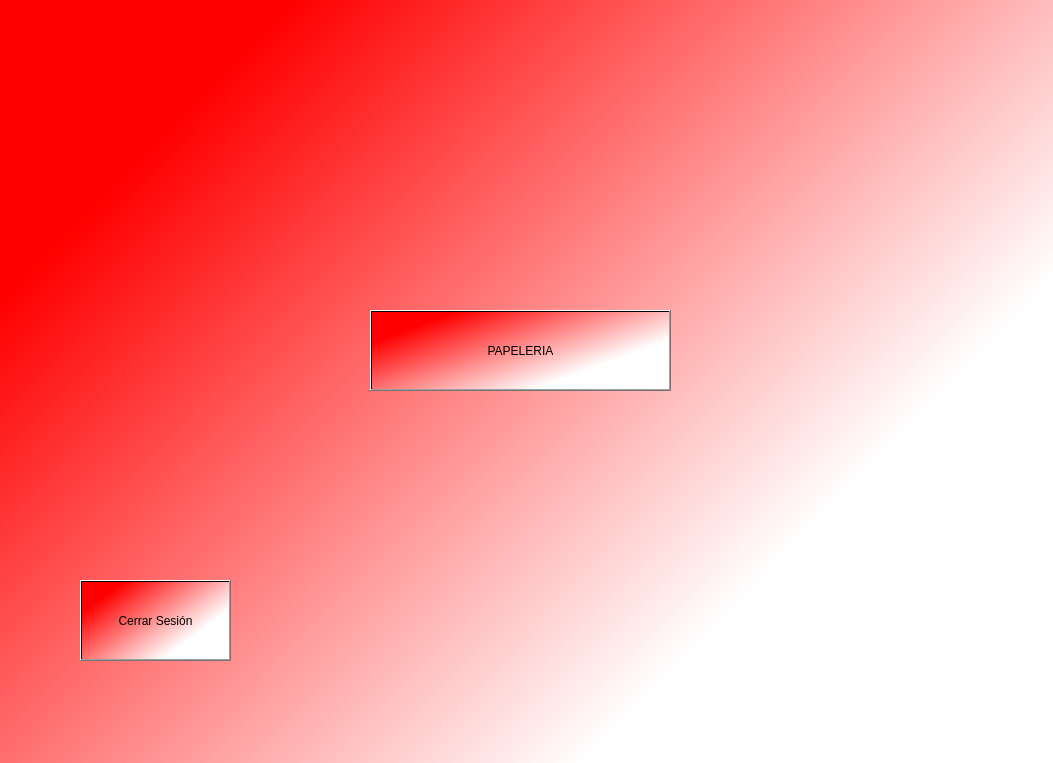
First picture: the form in gui/ventana_seleccionar.ui, repository SamuelOUS/GestionU, before the edit.
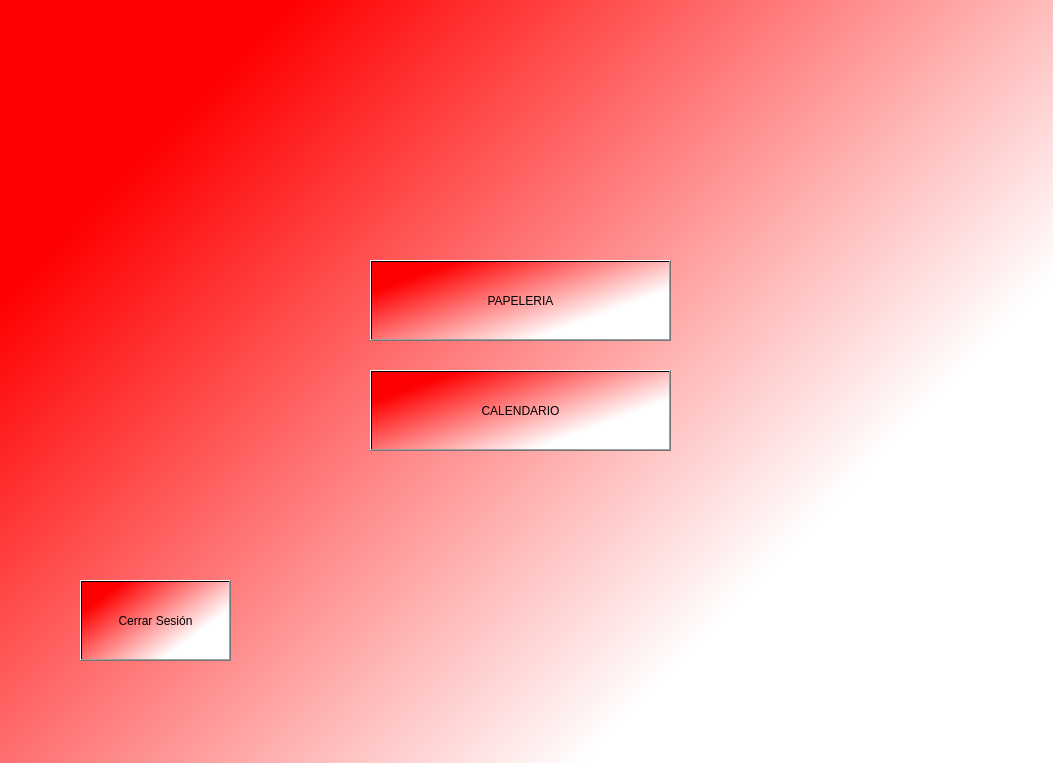
Second picture: the form after the edit.

Commit message: Nueva ventana calendario

```diff
--- a/gui/ventana_seleccionar.ui
+++ b/gui/ventana_seleccionar.ui
@@ -20,7 +20,7 @@
    <property name="geometry">
     <rect>
      <x>370</x>
-     <y>310</y>
+     <y>260</y>
      <width>301</width>
      <height>81</height>
     </rect>
@@ -42,6 +42,19 @@
     <string>Cerrar Sesión</string>
    </property>
   </widget>
+  <widget class="QPushButton" name="Boton_calendario">
+   <property name="geometry">
+    <rect>
+     <x>370</x>
+     <y>370</y>
+     <width>301</width>
+     <height>81</height>
+    </rect>
+   </property>
+   <property name="text">
+    <string>CALENDARIO</string>
+   </property>
+  </widget>
  </widget>
  <resources/>
  <connections/>
```
The commit also changes 3 other files.
